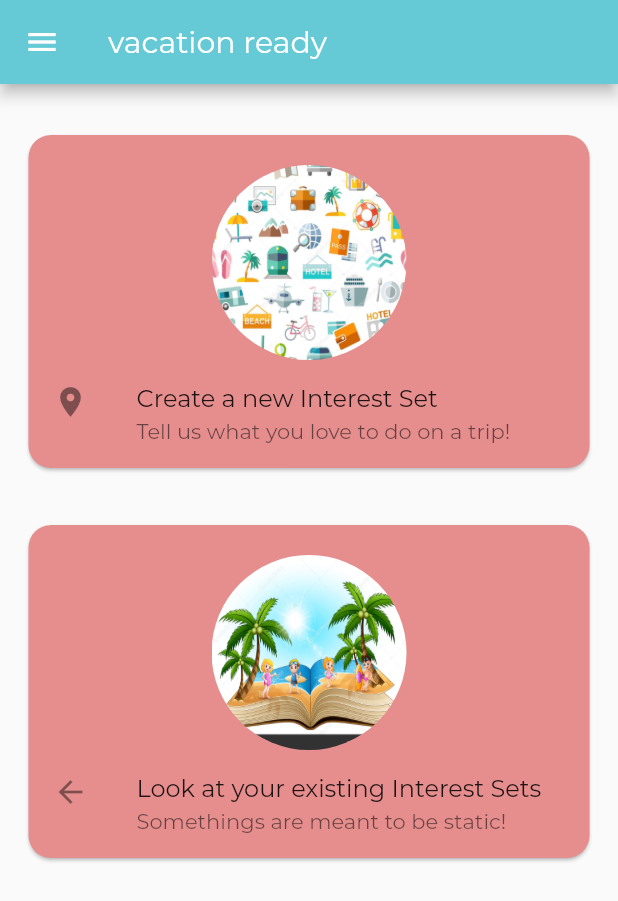
After one commit to tkhokhar25/vacation-ready-frontend, a Flutter app: the SelectInterestSet screen opened by its route, on a phone screen of 412 x 824 dp. The commit adds this screen. Shown: the top 901 px of the screen. Run offline on Flutter 3.47's test engine with Material 2 defaults, Android fonts, the light colour scheme and no system bars; our stand-ins replace datetime_picker_formfield, google_sign_in, splashscreen; missing offline and left inert: flutter_google_places, google_maps_webservice; project files that could hold a hidden picture were left out.

Commit message:
start work on generate trip

```diff
--- a/vacation_ready/lib/main.dart
+++ b/vacation_ready/lib/main.dart
@@ -4,6 +4,7 @@ import './pages/attractions_interest.dart';
 import './pages/cuisines_interest.dart';
 import './pages/initial_set.dart';
 import './pages/trip_info_select.dart';
+import './pages/select_interest_set.dart';
 
 // Main controller to run 4ceed_app
 void main() {
@@ -25,7 +26,8 @@ class App extends StatelessWidget {
         '/cuisines_select': (BuildContext context) => new CuisineInterest(),
         '/attractions_select': (BuildContext context) => new AttractionsInterest(),
         '/create_initial_set': (BuildContext context) => new InitialSetInterest(),
-        '/trip_info_select': (BuildContext context) => new TripInfoSelect()
+        '/trip_info_select': (BuildContext context) => new TripInfoSelect(),
+        '/select_interest_set': (BuildContext context) => new SelectInterestSet(),
       }
     );
   }
--- a/vacation_ready/lib/pages/attractions_interest.dart
+++ b/vacation_ready/lib/pages/attractions_interest.dart
@@ -309,6 +309,13 @@ class AttractionsInterestState extends State<AttractionsInterest> {
   }
 
   void changePage() {
+    var jsonReq = new Request(
+      favoriteCuisines,
+      favoriteAttractions,
+      2);
+    Map myMap = request_to_map(jsonReq);
+    String json = request_to_JSON(myMap);
+    sendCreateAccountRequest(json);
     Navigator.pushNamed(context, '/create_initial_set');
   }
 
@@ -342,7 +349,7 @@ class AttractionsInterestState extends State<AttractionsInterest> {
                 Container(
                   child: FlatButton(
                       child: Text(
-                        "next",
+                        "create set",
                         style: TextStyle(fontFamily: 'Montserrat-Black'),
                       ),
                       onPressed: changePage,
--- a/vacation_ready/lib/pages/create_trip.dart
+++ b/vacation_ready/lib/pages/create_trip.dart
@@ -36,7 +36,7 @@ class _CreateTripBodyState extends State<CreateTripBody> {
                 ),
                 child: GestureDetector(
                   onTap: () {
-                    Navigator.pushNamed(context, '/cuisines_select');
+                    Navigator.pushNamed(context, '/select_interest_set');
                   },
                   child: Column(children: <Widget>[
                   new Padding(padding: EdgeInsets.only(top: 20.0)),
--- /dev/null
+++ b/vacation_ready/lib/pages/select_interest_set.dart
@@ -0,0 +1,146 @@
+import 'package:flutter/material.dart';
+import '../utilities/drawer.dart';
+import '../utilities/attractions_user_data.dart';
+
+class SelectInterestSet extends StatelessWidget {
+  @override
+  Widget build(BuildContext context) {
+    return new Scaffold(
+      body: new SelectInterestSetBody(),
+    );
+  }
+}
+
+final myController = TextEditingController();
+
+class SelectInterestSetBody extends StatefulWidget {
+  @override
+  _SelectInterestSetBodyState createState() =>
+      new _SelectInterestSetBodyState();
+}
+
+class _SelectInterestSetBodyState extends State<SelectInterestSetBody> {
+  @override
+  Widget build(BuildContext context) {
+    return new Scaffold(
+        resizeToAvoidBottomPadding: false,
+        drawer: new MyDrawer(),
+        appBar: new AppBar(
+          title: new Text("vacation ready"),
+          backgroundColor: Color.fromRGBO(101, 202, 214, 1.0),
+        ),
+        body: new Container(
+          margin: const EdgeInsets.only(left: 15.0, right: 15.0),
+          child: Column(children: <Widget>[
+            new Padding(padding: EdgeInsets.only(top: 30.0)),
+            new Card(
+                color: Color.fromRGBO(230, 142, 142, 1),
+                shape: RoundedRectangleBorder(
+                  borderRadius: BorderRadius.circular(15.0),
+                ),
+                child: GestureDetector(
+                    onTap: () {
+                      interest_set_id = -1;
+                      favoriteCuisines.clear();
+                      favoriteAttractions.clear();
+                      selectCount = 0;
+                      // chooseInterestName(context);
+                      Navigator.pushNamed(context, '/cuisines_select');
+                    },
+                    child: Column(children: <Widget>[
+                      new Padding(padding: EdgeInsets.only(top: 20.0)),
+                      new Container(
+                          height: 130.0,
+                          width: 130.0,
+                          decoration: new BoxDecoration(
+                            image: DecorationImage(
+                              image:
+                                  new AssetImage('images/interests_types.jpg'),
+                              fit: BoxFit.fill,
+                            ),
+                            shape: BoxShape.circle,
+                          )),
+                      new ListTile(
+                        leading: Icon(Icons.place),
+                        title: Text('Create a new Interest Set'),
+                        subtitle:
+                            Text('Tell us what you love to do on a trip!'),
+                      )
+                    ]))),
+            new Padding(padding: EdgeInsets.only(bottom: 30.0)),
+            new Card(
+                color: Color.fromRGBO(230, 142, 142, 1),
+                shape: RoundedRectangleBorder(
+                  borderRadius: BorderRadius.circular(15.0),
+                ),
+                child: GestureDetector(
+                    onTap: () {}, //TODO: change route
+                    child: new Column(children: <Widget>[
+                      new Padding(padding: EdgeInsets.only(top: 20.0)),
+                      new Container(
+                          height: 130.0,
+                          width: 130.0,
+                          decoration: new BoxDecoration(
+                            image: DecorationImage(
+                              image:
+                                  new AssetImage('images/old_interest_set.jpg'),
+                              fit: BoxFit.fill,
+                            ),
+                            shape: BoxShape.circle,
+                          )),
+                      new ListTile(
+                        leading: Icon(Icons.arrow_back),
+                        title: Text('Look at your existing Interest Sets'),
+                        subtitle: Text('Somethings are meant to be static!'),
+                      )
+                    ]))),
+          ]),
+        ));
+  }
+}
+
+// void chooseInterestName(BuildContext context) {
+//   showDialog(
+//     context: context,
+//     builder: (BuildContext context) {
+//       // return object of type Dialog
+//       return new _SystemPadding(child: AlertDialog(
+//         title: new Text(
+//           "Interest Set Name",
+//           style: TextStyle(fontFamily: 'Montserrat'),
+//         ),
+//         actions: <Widget>[
+//           new Row(children: <Widget>[
+//             Container(
+//               width: 100,
+//               height: 100,
+//               // padding: EdgeInsets.all(15),
+//               child: new FocusScope(
+//                   node: new FocusScopeNode(),
+//                   child: new TextField(
+//                     decoration: InputDecoration(
+//                       hintText: "City Name",
+//                     ),
+//                     controller: myController,
+//                   )),
+//             ),
+//             // usually buttons at the bottom of the dialog
+//           ]),
+//           Row(
+//             children: <Widget>[
+//               Container(
+//                 padding: EdgeInsets.only(top: 50),
+//                 child: new FlatButton(
+//                   child: new Text("Close"),
+//                   onPressed: () {
+//                     Navigator.of(context).pop();
+//                   },
+//                 ),
+//               )
+//             ],
+//           )
+//         ],
+//       ));
+//     },
+//   );
+// }
--- a/vacation_ready/pubspec.yaml
+++ b/vacation_ready/pubspec.yaml
@@ -76,6 +76,8 @@ flutter:
    - images/sports.jpg
    - images/adventure.jpg
    - images/religion.jpg
+   - images/interests_types.jpg
+   - images/old_interest_set.jpg
 
   fonts:
   - family: Roboto
```
Also changed, not shown: vacation_ready/lib/pages/initial_set.dart (+2 -13 lines), vacation_ready/lib/pages/trip_info_select.dart (+52 -19 lines), vacation_ready/lib/utilities/attractions_user_data.dart (+6 -31 lines), vacation_ready/lib/utilities/trip_info_user_data.dart (+63 -1 lines), vacation_ready/images/interests_types.jpg (added), vacation_ready/images/old_interest_set.jpg (added).
